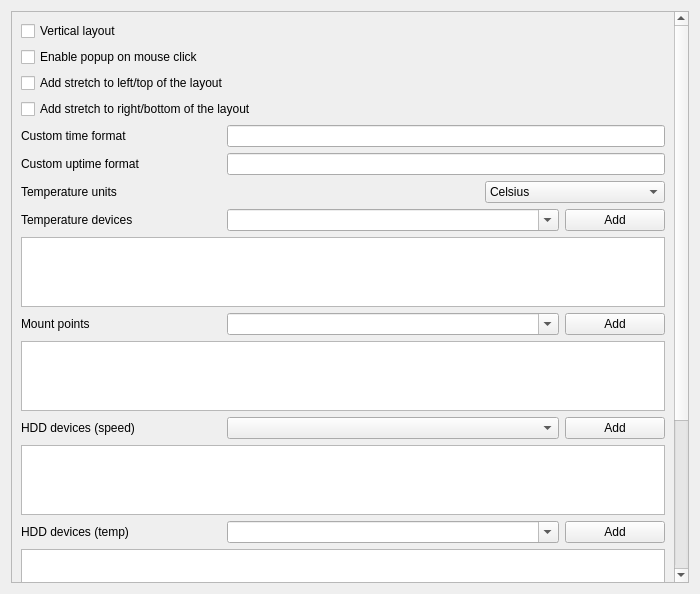
arcan1s/awesome-widgets, file sources/ptm/contents/ui/advanced.ui: the form before one commit.
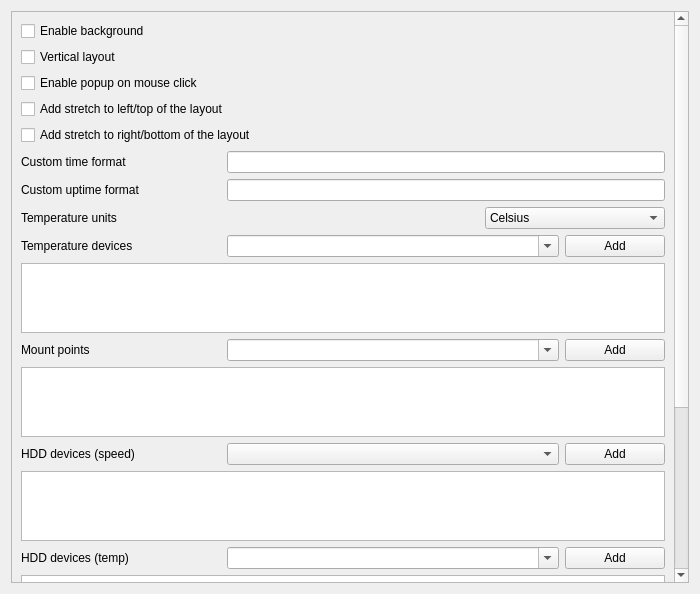
The form after the commit.

Commit message: prepare to release 1.10.3 + added ability to set transparent background

```diff
--- a/sources/ptm/contents/ui/advanced.ui
+++ b/sources/ptm/contents/ui/advanced.ui
@@ -43,10 +43,17 @@
         <x>0</x>
         <y>0</y>
         <width>666</width>
-        <height>823</height>
+        <height>848</height>
        </rect>
       </property>
       <layout class="QVBoxLayout" name="verticalLayout_8">
+       <item>
+        <widget class="QCheckBox" name="checkBox_background">
+         <property name="text">
+          <string>Enable background</string>
+         </property>
+        </widget>
+       </item>
        <item>
         <widget class="QCheckBox" name="checkBox_layout">
          <property name="text">
```
Left out of the diff: 1 changed line with no effect on the pictures. The commit also changes 19 other files.
